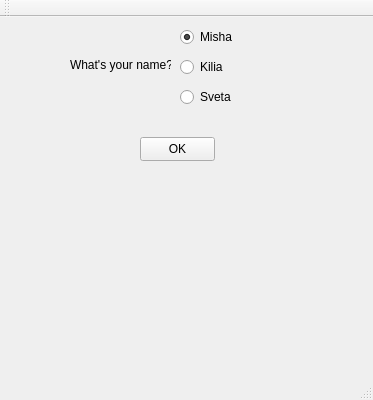
First picture: the form in TotalCommander/TotalCommander.ui, repository mBoichura/QtTotalCommander, before the edit.
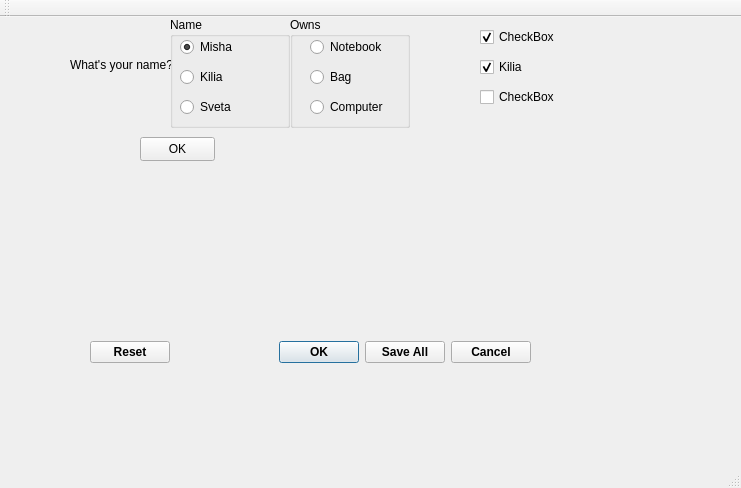
Second picture: the form after the edit. Icons and pictures are not drawn.

The edit to the form file:
```diff
--- a/TotalCommander/TotalCommander.ui
+++ b/TotalCommander/TotalCommander.ui
@@ -6,8 +6,8 @@
    <rect>
     <x>0</x>
     <y>0</y>
-    <width>373</width>
-    <height>400</height>
+    <width>741</width>
+    <height>488</height>
    </rect>
   </property>
   <property name="windowTitle">
@@ -31,48 +31,6 @@
      <string>OK</string>
     </property>
    </widget>
-   <widget class="QRadioButton" name="rbMisha">
-    <property name="geometry">
-     <rect>
-      <x>180</x>
-      <y>10</y>
-      <width>89</width>
-      <height>20</height>
-     </rect>
-    </property>
-    <property name="text">
-     <string>Misha</string>
-    </property>
-    <property name="checked">
-     <bool>true</bool>
-    </property>
-   </widget>
-   <widget class="QRadioButton" name="rbKolia">
-    <property name="geometry">
-     <rect>
-      <x>180</x>
-      <y>40</y>
-      <width>89</width>
-      <height>20</height>
-     </rect>
-    </property>
-    <property name="text">
-     <string>Kilia</string>
-    </property>
-   </widget>
-   <widget class="QRadioButton" name="rbSvieta">
-    <property name="geometry">
-     <rect>
-      <x>180</x>
-      <y>70</y>
-      <width>89</width>
-      <height>20</height>
-     </rect>
-    </property>
-    <property name="text">
-     <string>Sveta</string>
-    </property>
-   </widget>
    <widget class="QLabel" name="lQuestion">
     <property name="geometry">
      <rect>
@@ -86,6 +44,221 @@
      <string>What's your name?</string>
     </property>
    </widget>
+   <widget class="QCheckBox" name="checkBox">
+    <property name="geometry">
+     <rect>
+      <x>480</x>
+      <y>10</y>
+      <width>76</width>
+      <height>20</height>
+     </rect>
+    </property>
+    <property name="text">
+     <string>CheckBox</string>
+    </property>
+    <property name="checked">
+     <bool>true</bool>
+    </property>
+   </widget>
+   <widget class="QCheckBox" name="checkBox_2">
+    <property name="geometry">
+     <rect>
+      <x>480</x>
+      <y>40</y>
+      <width>76</width>
+      <height>20</height>
+     </rect>
+    </property>
+    <property name="text">
+     <string>Kilia</string>
+    </property>
+    <property name="checked">
+     <bool>true</bool>
+    </property>
+   </widget>
+   <widget class="QCheckBox" name="checkBox_3">
+    <property name="geometry">
+     <rect>
+      <x>480</x>
+      <y>70</y>
+      <width>76</width>
+      <height>20</height>
+     </rect>
+    </property>
+    <property name="text">
+     <string>CheckBox</string>
+    </property>
+    <property name="checked">
+     <bool>false</bool>
+    </property>
+    <property name="tristate">
+     <bool>true</bool>
+    </property>
+   </widget>
+   <widget class="QGroupBox" name="groupBox">
+    <property name="geometry">
+     <rect>
+      <x>170</x>
+      <y>0</y>
+      <width>120</width>
+      <height>111</height>
+     </rect>
+    </property>
+    <property name="title">
+     <string>Name</string>
+    </property>
+    <widget class="QRadioButton" name="rbSvieta">
+     <property name="geometry">
+      <rect>
+       <x>10</x>
+       <y>80</y>
+       <width>89</width>
+       <height>20</height>
+      </rect>
+     </property>
+     <property name="text">
+      <string>Sveta</string>
+     </property>
+    </widget>
+    <widget class="QRadioButton" name="rbMisha">
+     <property name="geometry">
+      <rect>
+       <x>10</x>
+       <y>20</y>
+       <width>89</width>
+       <height>20</height>
+      </rect>
+     </property>
+     <property name="text">
+      <string>Misha</string>
+     </property>
+     <property name="checked">
+      <bool>true</bool>
+     </property>
+    </widget>
+    <widget class="QRadioButton" name="rbKolia">
+     <property name="geometry">
+      <rect>
+       <x>10</x>
+       <y>50</y>
+       <width>89</width>
+       <height>20</height>
+      </rect>
+     </property>
+     <property name="text">
+      <string>Kilia</string>
+     </property>
+     <property name="checked">
+      <bool>false</bool>
+     </property>
+    </widget>
+   </widget>
+   <widget class="QGroupBox" name="groupBox_2">
+    <property name="geometry">
+     <rect>
+      <x>290</x>
+      <y>0</y>
+      <width>120</width>
+      <height>111</height>
+     </rect>
+    </property>
+    <property name="title">
+     <string>Owns</string>
+    </property>
+    <widget class="QRadioButton" name="radioButton_3">
+     <property name="geometry">
+      <rect>
+       <x>20</x>
+       <y>80</y>
+       <width>89</width>
+       <height>20</height>
+      </rect>
+     </property>
+     <property name="text">
+      <string>Computer</string>
+     </property>
+    </widget>
+    <widget class="QRadioButton" name="radioButton_2">
+     <property name="geometry">
+      <rect>
+       <x>20</x>
+       <y>50</y>
+       <width>89</width>
+       <height>20</height>
+      </rect>
+     </property>
+     <property name="text">
+      <string>Bag</string>
+     </property>
+    </widget>
+    <widget class="QRadioButton" name="radioButton">
+     <property name="geometry">
+      <rect>
+       <x>20</x>
+       <y>20</y>
+       <width>89</width>
+       <height>20</height>
+      </rect>
+     </property>
+     <property name="text">
+      <string>Notebook</string>
+     </property>
+    </widget>
+   </widget>
+   <widget class="QDialogButtonBox" name="qbbOkCancel">
+    <property name="enabled">
+     <bool>true</bool>
+    </property>
+    <property name="geometry">
+     <rect>
+      <x>90</x>
+      <y>270</y>
+      <width>441</width>
+      <height>131</height>
+     </rect>
+    </property>
+    <property name="sizePolicy">
+     <sizepolicy hsizetype="Maximum" vsizetype="Ignored">
+      <horstretch>0</horstretch>
+      <verstretch>0</verstretch>
+     </sizepolicy>
+    </property>
+    <property name="minimumSize">
+     <size>
+      <width>200</width>
+      <height>0</height>
+     </size>
+    </property>
+    <property name="sizeIncrement">
+     <size>
+      <width>20</width>
+      <height>0</height>
+     </size>
+    </property>
+    <property name="font">
+     <font>
+      <bold>true</bold>
+     </font>
+    </property>
+    <property name="cursor">
+     <cursorShape>OpenHandCursor</cursorShape>
+    </property>
+    <property name="toolTip">
+     <string>lllllll</string>
+    </property>
+    <property name="statusTip">
+     <string/>
+    </property>
+    <property name="layoutDirection">
+     <enum>Qt::LeftToRight</enum>
+    </property>
+    <property name="orientation">
+     <enum>Qt::Horizontal</enum>
+    </property>
+    <property name="standardButtons">
+     <set>QDialogButtonBox::Cancel|QDialogButtonBox::Ok|QDialogButtonBox::Reset|QDialogButtonBox::SaveAll</set>
+    </property>
+   </widget>
    <zorder>lQuestion</zorder>
    <zorder>pbOK</zorder>
    <zorder>rbMisha</zorder>
```
Left out of the diff: 11 changed lines with no effect on the pictures.
